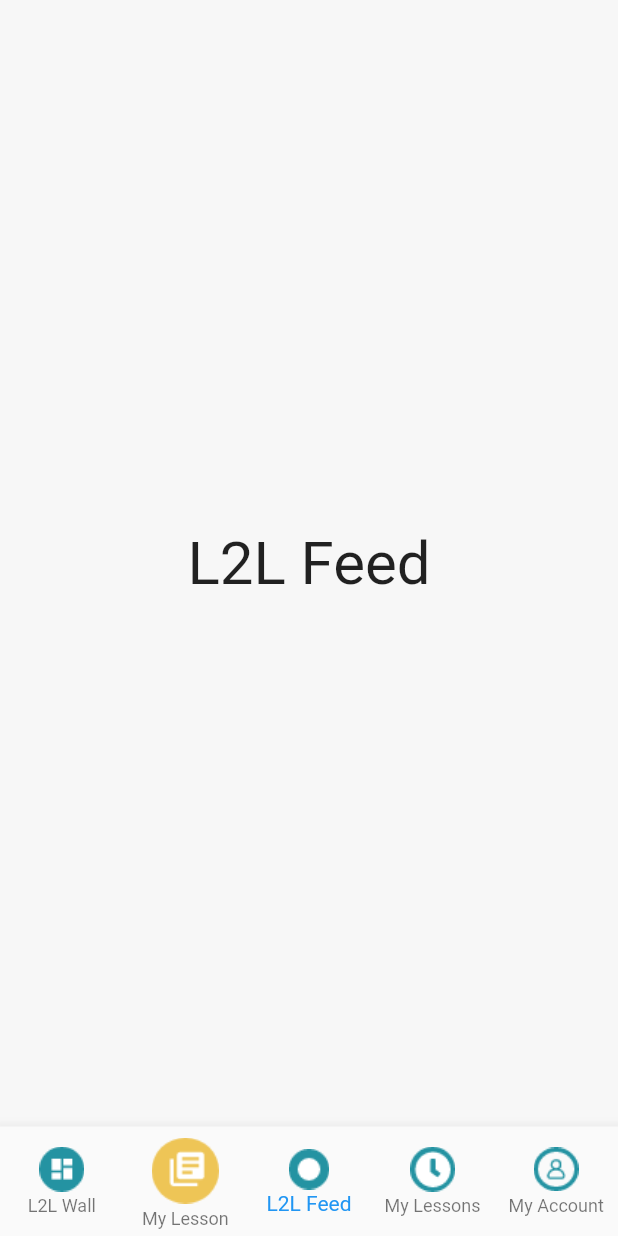
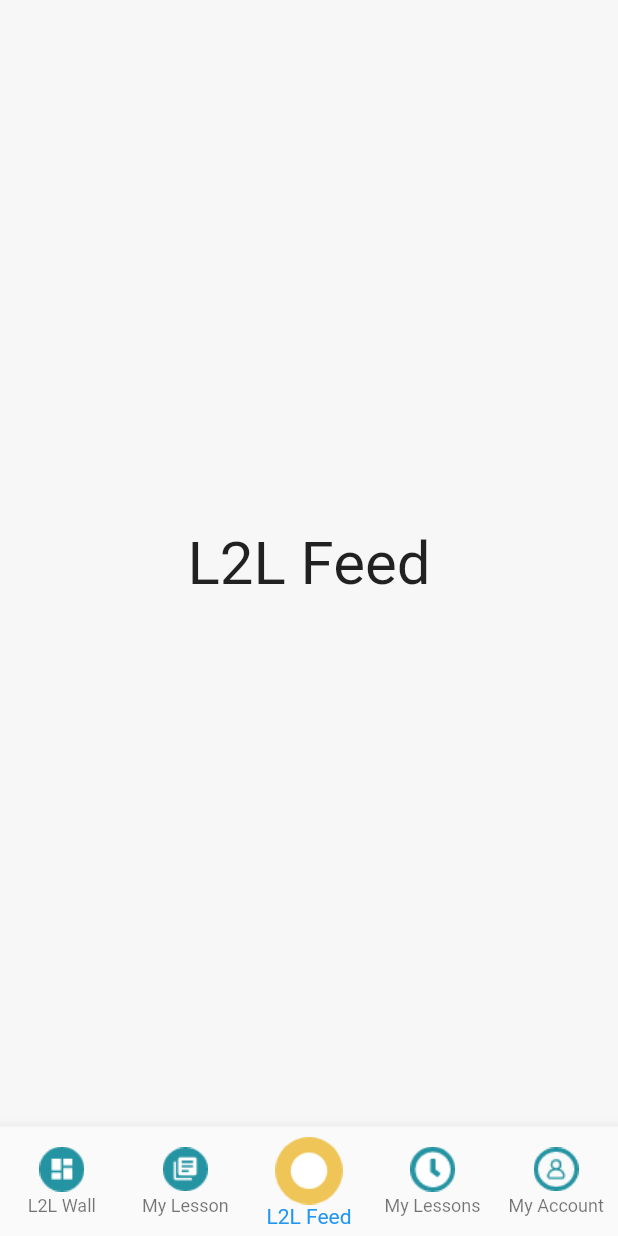
Before and after one commit to padma-pani-patra/l2l-new, a Flutter app: the screen it shows after launch, item 3 of the bottom bar chosen, on a phone screen of 412 x 824 dp. Run offline on Flutter 3.47's test engine with Material 2 defaults, Android fonts, the phone set to English and light mode, and no system bars.

Commit message:
initial commit

```diff
--- a/lib/widget/navigation_bar.dart
+++ b/lib/widget/navigation_bar.dart
@@ -22,9 +22,15 @@ class _NavBarState extends State<NavBar> {
           items: [
             BottomNavigationBarItem(
               icon: Container(
-                height: 30,
-                width: 30,
-                child: Image.asset(
+                height: widget.activeIndex == 0 ? 45 : 30,
+                width: widget.activeIndex == 0 ? 45 : 30,
+                child: widget.activeIndex == 0
+                    ? Image.asset(
+                        'assets/icons/Group 533.png',
+                        height: 27,
+                        width: 29,
+                      )
+                    : Image.asset(
                         'assets/icons/Group_526.png',
                         height: 27,
                         width: 29,
@@ -34,21 +40,33 @@ class _NavBarState extends State<NavBar> {
             ),
             BottomNavigationBarItem(
               icon: Container(
-                height: 45,
-                width: 45,
-                child: Image.asset(
+                height: widget.activeIndex == 1 ? 45 : 30,
+                width: widget.activeIndex == 1 ? 45 : 30,
+                child: widget.activeIndex == 1
+                    ? Image.asset(
                         'assets/icons/Group 532.png',
-                  height: 23.2,
-                  width: 23.2,
+                        height: 27,
+                        width: 29,
+                      )
+                    : Image.asset(
+                        'assets/icons/Group 527.png',
+                        height: 27,
+                        width: 29,
                       ),
               ),
               label: "My Lesson",
             ),
             BottomNavigationBarItem(
               icon: Container(
-                height: 30,
-                width: 30,
-                child: Image.asset(
+                height: widget.activeIndex == 2 ? 45 : 30,
+                width: widget.activeIndex == 2 ? 45 : 30,
+                child: widget.activeIndex == 2
+                    ? Image.asset(
+                        'assets/icons/Group 531.png',
+                        height: 27,
+                        width: 29,
+                      )
+                    : Image.asset(
                         'assets/icons/Group 530.png',
                         height: 27,
                         width: 29,
@@ -58,9 +76,15 @@ class _NavBarState extends State<NavBar> {
             ),
             BottomNavigationBarItem(
               icon: Container(
-                height: 30,
-                width: 30,
-                child: Image.asset(
+                height: widget.activeIndex == 3 ? 45 : 30,
+                width: widget.activeIndex == 3 ? 45 : 30,
+                child: widget.activeIndex == 3
+                    ? Image.asset(
+                        'assets/icons/Group 534.png',
+                        height: 27,
+                        width: 29,
+                      )
+                    : Image.asset(
                         'assets/icons/Group 528.png',
                         height: 27,
                         width: 29,
@@ -70,9 +94,15 @@ class _NavBarState extends State<NavBar> {
             ),
             BottomNavigationBarItem(
               icon: Container(
-                height: 30,
-                width: 30,
-                child: Image.asset(
+                height: widget.activeIndex == 4 ? 45 : 30,
+                width: widget.activeIndex == 4 ? 45 : 30,
+                child: widget.activeIndex == 4
+                    ? Image.asset(
+                        'assets/icons/Group 535.png',
+                        height: 27,
+                        width: 29,
+                      )
+                    : Image.asset(
                         'assets/icons/Group 529.png',
                         height: 27,
                         width: 29,
```
Lines whose indentation alone changed are shown as unchanged.
